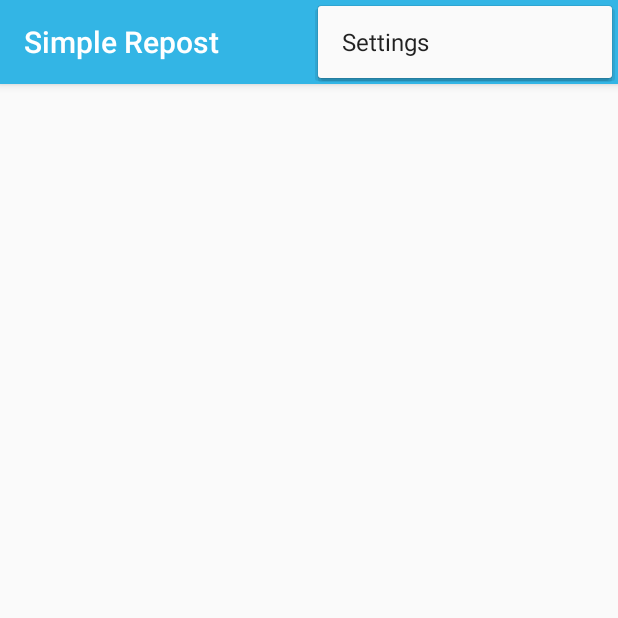
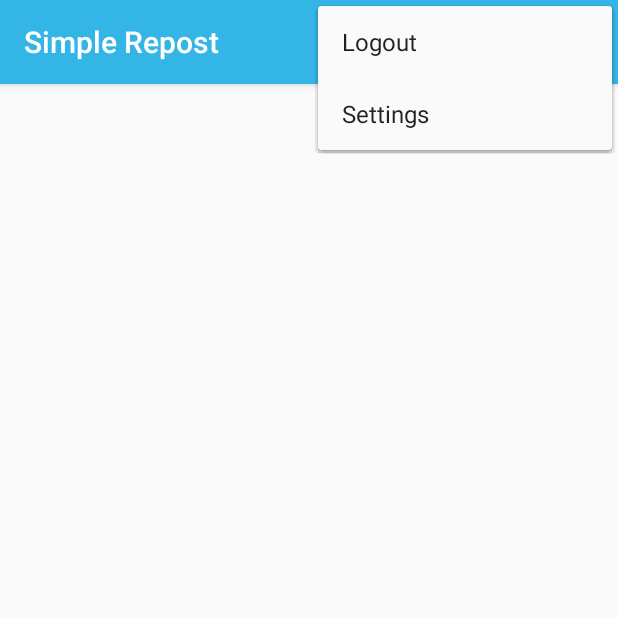
Before and after one commit to MaxSmile/simplerepost, an Android app: the MainActivity screen opened directly, with no data from a screen before it, with the options menu open, on a phone screen of 412 x 824 dp, the top half of it. Run offline under Robolectric (Android 15) with nearby library versions, the phone set to English and light mode, and no system bars.

Commit message:
Added logout functionality

```diff
--- a/app/src/main/res/menu/menu_main.xml
+++ b/app/src/main/res/menu/menu_main.xml
@@ -2,6 +2,10 @@
     xmlns:app="http://schemas.android.com/apk/res-auto"
     xmlns:tools="http://schemas.android.com/tools"
     tools:context="ch.dbrgn.android.simplerepost.MainActivity">
+
+    <item android:id="@+id/action_logout" android:title="@string/action_logout"
+        android:orderInCategory="90" app:showAsAction="never" />
     <item android:id="@+id/action_settings" android:title="@string/action_settings"
         android:orderInCategory="100" app:showAsAction="never" />
+
 </menu>
--- a/app/src/main/res/values/strings.xml
+++ b/app/src/main/res/values/strings.xml
@@ -3,4 +3,7 @@
 
     <string name="app_name">SimpleRepost</string>
 
+    <string name="action_settings">Settings</string>
+    <string name="action_logout">Logout</string>
+
 </resources>
--- a/app/src/main/res/values/strings_activity_main.xml
+++ b/app/src/main/res/values/strings_activity_main.xml
@@ -1,6 +1,5 @@
 <resources>
     <string name="title_activity_main">Simple Repost</string>
     <string name="welcome_msg">This app lets you repost an Instagram post by URL.</string>
-    <string name="action_settings">Settings</string>
     <string name="repost_button_text">Repost</string>
 </resources>
```
Also changed, not shown: app/src/main/java/ch/dbrgn/android/simplerepost/LoginActivity.java (+16 -1 lines), app/src/main/java/ch/dbrgn/android/simplerepost/MainActivity.java (+26 -2 lines).
